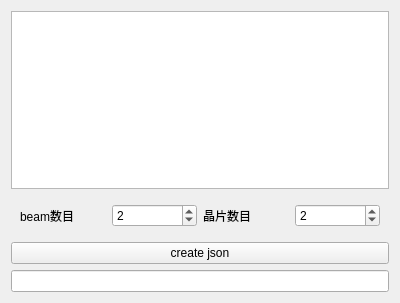
First picture: the form in 4/TestJsonToLawinfo_4.ui, repository ba-ya/test_own_func, before the edit.
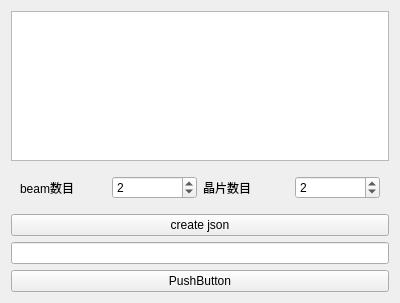
Second picture: the form after the edit.

Commit message: feat: testJsonToLawInfo add beam_delay

The edit to the form file:
```diff
--- a/4/TestJsonToLawinfo_4.ui
+++ b/4/TestJsonToLawinfo_4.ui
@@ -67,6 +67,13 @@
    <item row="4" column="0">
     <widget class="QLineEdit" name="lineEdit_load"/>
    </item>
+   <item row="5" column="0">
+    <widget class="QPushButton" name="pushButton">
+     <property name="text">
+      <string>PushButton</string>
+     </property>
+    </widget>
+   </item>
   </layout>
  </widget>
  <resources/>
```
The commit also changes 4 other files.
